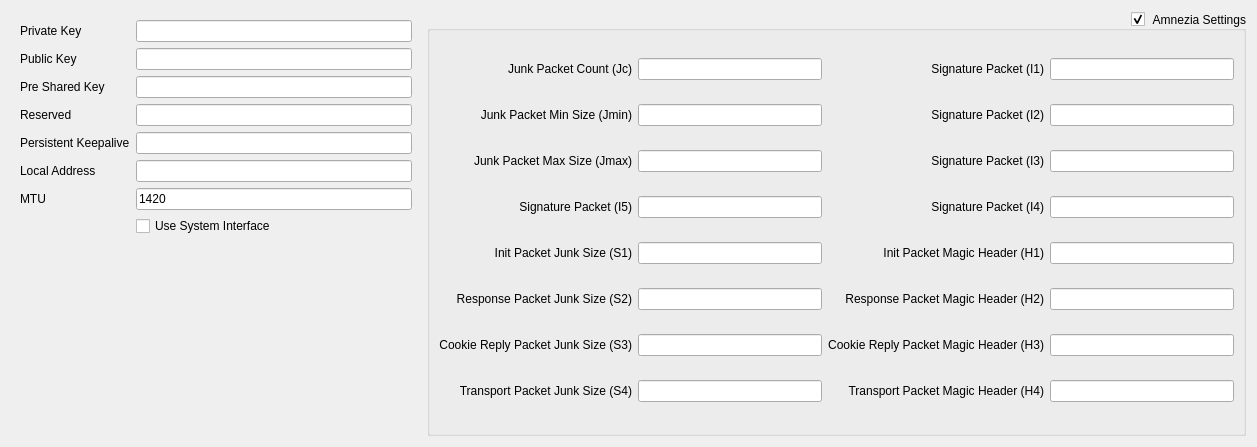
Before: the Qt Designer form src/nekobox/ui/profile/edit_wireguard.ui in qr243vbi/nekobox, drawn with Qt 5.
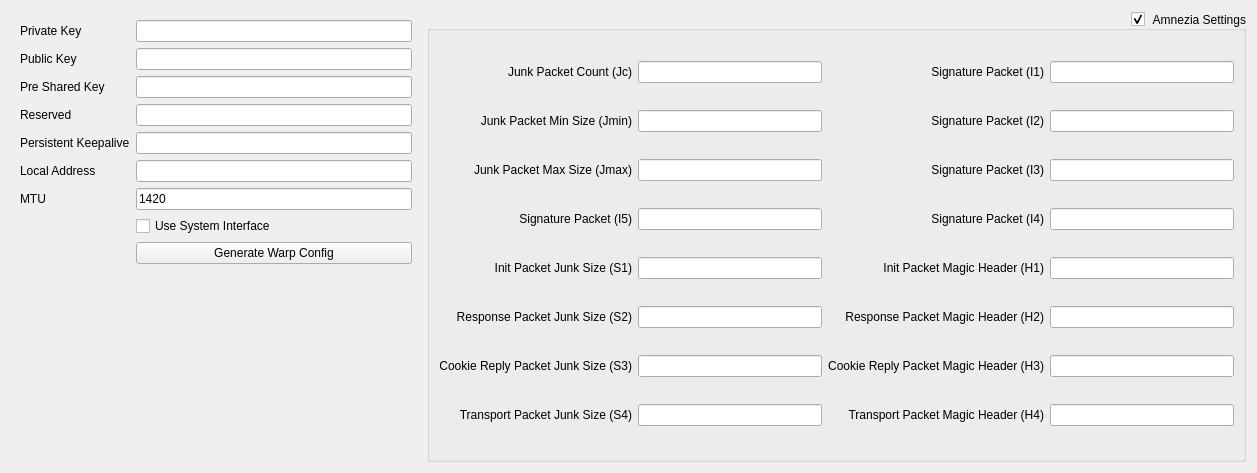
After: the same form once the commit is applied.

Commit message: Add warp generator

```diff
--- a/src/nekobox/ui/profile/edit_wireguard.ui
+++ b/src/nekobox/ui/profile/edit_wireguard.ui
@@ -7,7 +7,7 @@
     <x>0</x>
     <y>0</y>
     <width>1257</width>
-    <height>447</height>
+    <height>473</height>
    </rect>
   </property>
   <property name="windowTitle">
@@ -113,6 +113,13 @@
         </property>
        </widget>
       </item>
+      <item row="8" column="1">
+       <widget class="QPushButton" name="generate_warp_config">
+        <property name="text">
+         <string>Generate Warp Config</string>
+        </property>
+       </widget>
+      </item>
      </layout>
     </widget>
    </item>
```
The commit also changes 7 other files.
